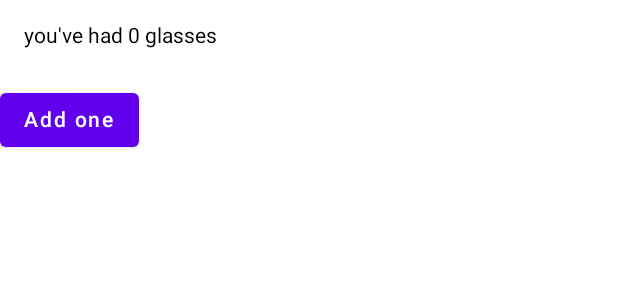
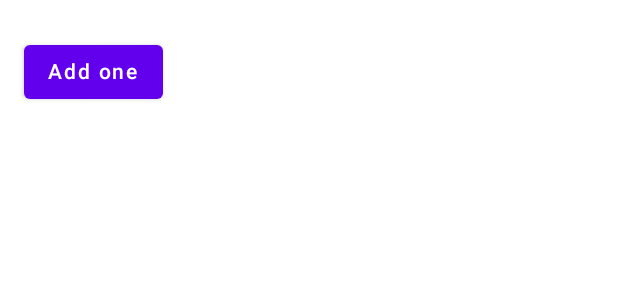
Before and after one commit to HongJeWon/compose_state_study, an Android app built with Jetpack Compose: the @Preview function PreViewWellnessScreen, on a phone screen of 412 x 824 dp. Shown: the top 300 px of the screen. Run offline under Robolectric (Android 15) with nearby library versions, the phone set to English and light mode, and no system bars.

Commit message:
버튼 동작 추가

```diff
--- a/app/src/main/java/com/example/basicstatemycode/MainActivity.kt
+++ b/app/src/main/java/com/example/basicstatemycode/MainActivity.kt
@@ -10,7 +10,7 @@ import androidx.compose.material.Button
 import androidx.compose.material.MaterialTheme
 import androidx.compose.material.Surface
 import androidx.compose.material.Text
-import androidx.compose.runtime.Composable
+import androidx.compose.runtime.*
 import androidx.compose.ui.Modifier
 import androidx.compose.ui.tooling.preview.Preview
 import androidx.compose.ui.unit.dp
@@ -35,13 +35,20 @@ class MainActivity : ComponentActivity() {
 
 @Composable
 fun WaterCounter(modifier: Modifier = Modifier) {
-    val count = 0
-    Column {
-        Text(
-            text = "you've had $count glasses",
-            modifier = modifier.padding(16.dp)
-        )
-        Button(onClick = {}, modifier = Modifier.padding(top = 8.dp)) {
+    Column(modifier = modifier.padding(16.dp)) {
+        var count by remember {
+            mutableStateOf(0)
+        }
+        if (count > 0) {
+            Text(
+                text = "you've had $count glasses",
+            )
+        }
+        Button(
+            onClick = { count++ },
+            modifier = Modifier.padding(top = 8.dp),
+            enabled = count < 10
+        ) {
             Text(text = "Add one")
         }
     }
```
